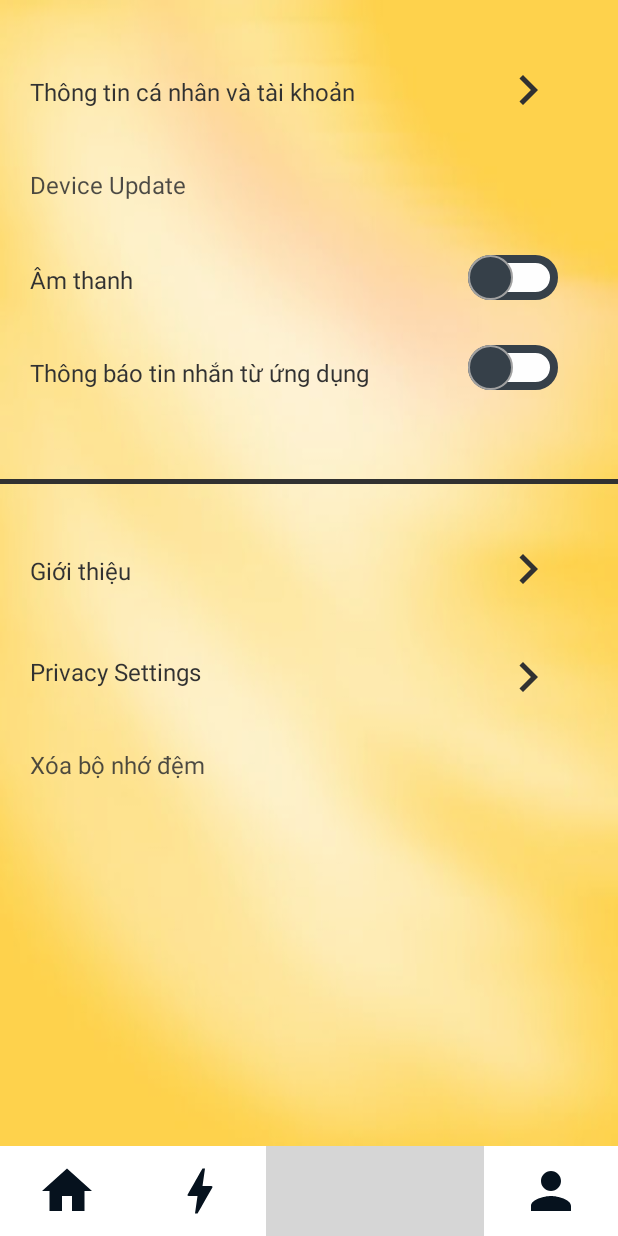
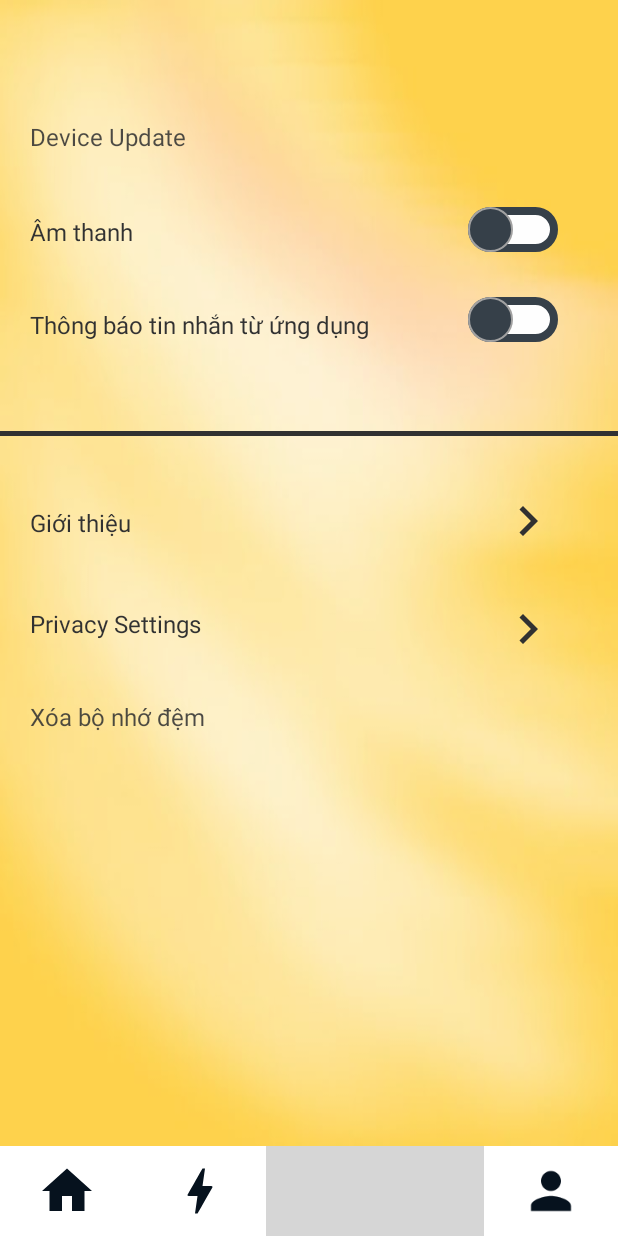
Before and after one commit to lvminh97/SmartLight, an Android app: the HomeFragment screen opened directly, with no data from a screen before it, after a tap on an icon or button, on a phone screen of 412 x 824 dp. Run offline under Robolectric (Android 15) with nearby library versions, the phone set to English and light mode, and no system bars; network calls fail; 1 statement that could not run was skipped; grey boxes are pictures that could not be loaded.

Commit message:
Fix issue that bottom navigation buttons do not work correctly
Signed-off-by: lvminh97 <lvminh97@gmail.com>

```diff
--- a/app/src/main/java/com/example/smartlight/Config.java
+++ b/app/src/main/java/com/example/smartlight/Factory.java
@@ -6,7 +6,7 @@ import com.example.smartlight.models.User;
 
 import java.util.List;
 
-public class Config {
+public class Factory {
 
     public static boolean debug = false;
 
--- a/app/src/main/java/com/example/smartlight/fragments/HomeFragment.java
+++ b/app/src/main/java/com/example/smartlight/fragments/HomeFragment.java
@@ -12,7 +12,7 @@ import android.widget.ImageButton;
 import androidx.fragment.app.Fragment;
 import androidx.fragment.app.FragmentTransaction;
 
-import com.example.smartlight.Config;
+import com.example.smartlight.Factory;
 import com.example.smartlight.R;
 import com.example.smartlight.activities.MainActivity;
 import com.example.smartlight.adapters.RoomAdapter;
@@ -48,12 +48,18 @@ public class HomeFragment extends Fragment implements MyFragment, AdapterView.On
         homeMenuBtn.setImageResource(R.drawable.ic_baseline_home_24);
     }
 
+    @Override
+    public void onResume() {
+        super.onResume();
+        homeMenuBtn.setImageResource(R.drawable.ic_baseline_home_selected_24);
+    }
+
     private void initUI() {
         homeMenuBtn = (ImageButton) getActivity().findViewById(R.id.btn_menu_home);
         homeMenuBtn.setImageResource(R.drawable.ic_baseline_home_selected_24);
 
         gridview = (GridView) view.findViewById(R.id.grid_room);
-        roomAdapter = new RoomAdapter(getActivity(), (ArrayList<Room>) Config.roomList);
+        roomAdapter = new RoomAdapter(getActivity(), (ArrayList<Room>) Factory.roomList);
         gridview.setAdapter(roomAdapter);
         gridview.setOnItemClickListener(this);
 
@@ -68,7 +74,7 @@ public class HomeFragment extends Fragment implements MyFragment, AdapterView.On
 
     @Override
     public void onItemClick(AdapterView<?> adapterView, View view, int i, long l) {
-        Config.room = Config.roomList.get(i);
+        Factory.room = Factory.roomList.get(i);
         loadFragment(new ControlFragment());
     }
 
--- a/app/src/main/java/com/example/smartlight/fragments/SettingFragment.java
+++ b/app/src/main/java/com/example/smartlight/fragments/SettingFragment.java
@@ -39,13 +39,15 @@ public class SettingFragment extends Fragment implements MyFragment, View.OnClic
         settingMenuBtn.setImageResource(R.drawable.ic_baseline_settings_24);
     }
 
+    @Override
+    public void onResume() {
+        super.onResume();
+        settingMenuBtn.setImageResource(R.drawable.ic_baseline_settings_selected_24);
+    }
+
     private void initUI() {
         settingMenuBtn = (ImageButton) getActivity().findViewById(R.id.btn_menu_setting);
         settingMenuBtn.setImageResource(R.drawable.ic_baseline_settings_selected_24);
-
-        userBtn = view.findViewById(R.id.btn_account);
-        userBtn.setOnClickListener(this);
-
     }
 
     private void loadFragment(Fragment fragment) {
@@ -63,8 +65,6 @@ public class SettingFragment extends Fragment implements MyFragment, View.OnClic
 
     @Override
     public void onClick(View v) {
-        if(v.getId() == R.id.btn_account) {
-            loadFragment(new UserFragment());
-        }
+
     }
 }
--- a/app/src/main/res/layout/fragment_setting.xml
+++ b/app/src/main/res/layout/fragment_setting.xml
@@ -1,46 +1,25 @@
 <?xml version="1.0" encoding="utf-8"?>
 <androidx.constraintlayout.widget.ConstraintLayout xmlns:android="http://schemas.android.com/apk/res/android"
+    xmlns:tools="http://schemas.android.com/tools"
     android:layout_width="match_parent"
     android:layout_height="match_parent"
     xmlns:app="http://schemas.android.com/apk/res-auto">
-
-    <TextView
-        android:id="@+id/tv_lbl_account"
-        android:layout_width="wrap_content"
-        android:layout_height="wrap_content"
-        app:layout_constraintLeft_toLeftOf="parent"
-        app:layout_constraintTop_toTopOf="parent"
-        android:layout_marginLeft="20dp"
-        android:layout_marginTop="50dp"
-        android:fontFamily="sans-serif"
-        android:textSize="16sp"
-        android:textColor="@color/black"
-        android:text="Thông tin cá nhân và tài khoản"/>
-
-    <Button
-        android:id="@+id/btn_account"
-        android:layout_width="40dp"
-        android:layout_height="40dp"
-        app:layout_constraintTop_toTopOf="parent"
-        app:layout_constraintRight_toRightOf="parent"
-        android:layout_marginTop="40dp"
-        android:layout_marginRight="40dp"
-        android:background="@drawable/ic_baseline_chevron_right_24"/>
 
     <Button
         android:id="@+id/btn_device_update"
         android:layout_width="match_parent"
         android:layout_height="wrap_content"
+        android:layout_marginLeft="20dp"
+        android:layout_marginTop="80dp"
+        android:background="#00000000"
+        android:fontFamily="sans-serif"
         android:gravity="start"
+        android:text="Device Update"
+        android:textAllCaps="false"
+        android:textSize="16sp"
         app:layout_constraintLeft_toLeftOf="parent"
-        app:layout_constraintTop_toBottomOf="@id/tv_lbl_account"
-        android:layout_marginLeft="20dp"
-        android:layout_marginTop="40dp"
-        android:background="#00000000"
-        android:textAllCaps="false"
-        android:fontFamily="sans-serif"
-        android:textSize="16sp"
-        android:text="Device Update"/>
+        app:layout_constraintTop_toTopOf="parent"
+        tools:layout_editor_absoluteY="112dp" />
 
     <TextView
         android:id="@+id/tv_lbl_sound"
```
Also changed, not shown: app/src/main/java/com/example/smartlight/activities/LoginActivity.java (+5 -5 lines), app/src/main/java/com/example/smartlight/activities/MainActivity.java (+29 -24 lines), app/src/main/java/com/example/smartlight/activities/SignupActivity.java (+2 -7 lines), app/src/main/java/com/example/smartlight/fragments/ControlFragment.java (+20 -20 lines), app/src/main/java/com/example/smartlight/fragments/LightFragment.java (+15 -13 lines), app/src/main/java/com/example/smartlight/fragments/PowerFragment.java (+16 -14 lines), app/src/main/java/com/example/smartlight/fragments/UserFragment.java (+10 -4 lines).
